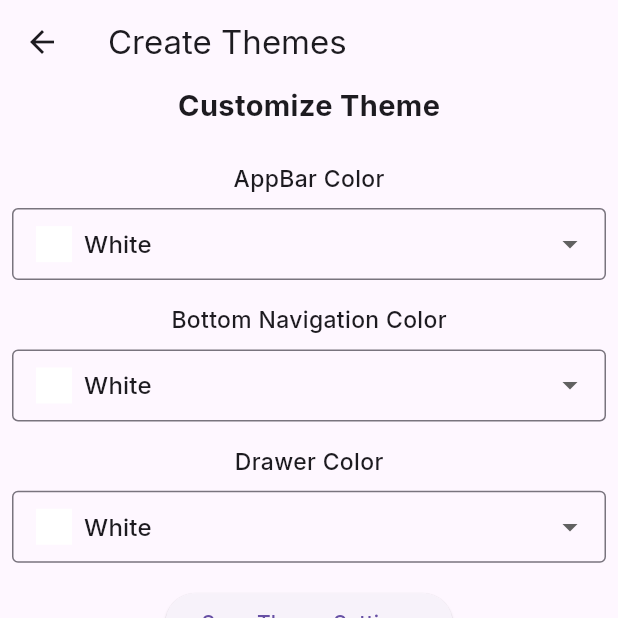
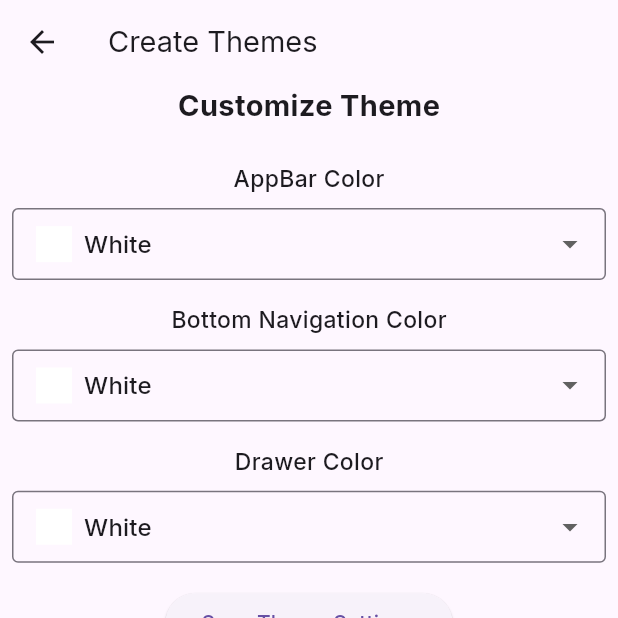
Before and after one commit to blank122/flutter_cms, a Flutter app: the CreateThemesView screen opened directly, on a phone screen of 412 x 824 dp, the top half of it. Run offline on Flutter 3.47's test engine with Material 3 defaults, Android fonts, the phone set to English and light mode, and no system bars; our stand-ins replace flutter_map, gap, geolocator, google_fonts, latlong2, sizer and 1 more; accounts and stored records are empty.

Commit message:
added comments

```diff
--- a/lib/widget/custom_app_bar.dart
+++ b/lib/widget/custom_app_bar.dart
@@ -1,4 +1,5 @@
 import 'package:flutter/material.dart';
+import 'package:sizer/sizer.dart';
 
 class CustomAppBar extends StatelessWidget implements PreferredSizeWidget {
   final String title;
@@ -13,7 +14,10 @@ class CustomAppBar extends StatelessWidget implements PreferredSizeWidget {
   Widget build(BuildContext context) {
     return AppBar(
       // backgroundColor: themeService.bottomNavBarColor,
-      title: Text(title),
+      title: Text(
+        title,
+        style: TextStyle(fontSize: 18.sp),
+      ),
     );
   }
 
--- a/lib/widget/custom_drawer.dart
+++ b/lib/widget/custom_drawer.dart
@@ -1,11 +1,12 @@
 import 'package:flutter/material.dart';
-import 'package:flutter_cms/screens/create_themes_view.dart';
 import 'package:flutter_cms/screens/utility_screen/themes_view.dart';
 import 'package:flutter_cms/widget/location.dart';
 import 'package:gap/gap.dart';
 import 'package:sizer/sizer.dart';
 
 class CustomDrawer extends StatelessWidget {
+  //pass the drawer color
+  //pass appbar color
   const CustomDrawer({
     super.key,
   });
```
Also changed, not shown: lib/screens/home.dart (+10 -7 lines).
